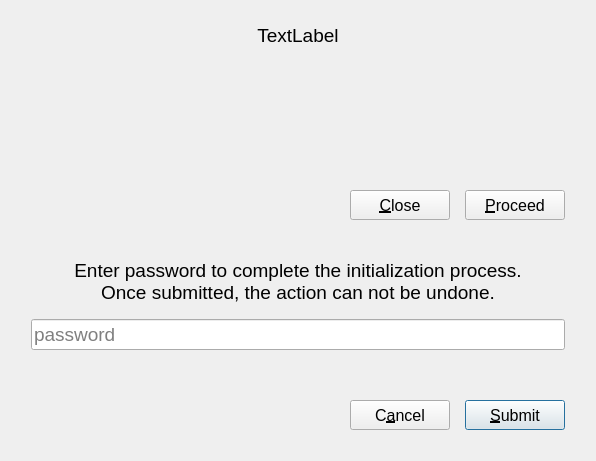
The window that ui_files/initialize.ui (mosleuddin/ExpenseTracker) describes before a commit, drawn with Qt 5.
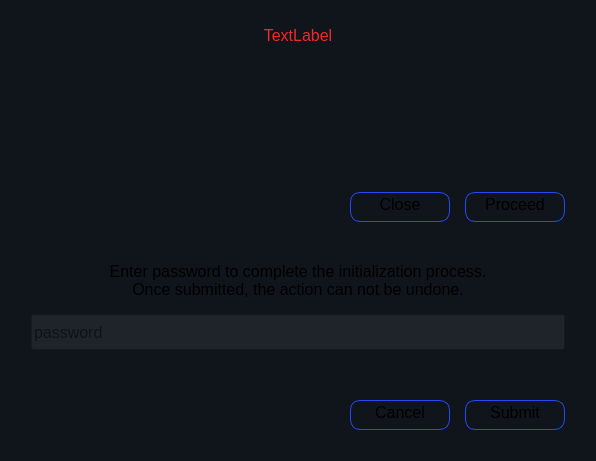
The same window after the commit. Icons and pictures are not drawn.

Patch:
```diff
--- a/ui_files/initialize.ui
+++ b/ui_files/initialize.ui
@@ -23,7 +23,9 @@
    </sizepolicy>
   </property>
   <property name="font">
-   <font/>
+   <font>
+    <pointsize>-1</pointsize>
+   </font>
   </property>
   <property name="windowTitle">
    <string>Month End Data Initialization</string>
@@ -34,69 +36,51 @@
   </property>
   <property name="styleSheet">
    <string notr="true">*{
-	background-color: rgb(240, 230, 220);
+     background-color :#10141b;
+	color:rgba(255, 255, 255, .5);
+	font-size: 16px;
 }
 
-#centralWidget{
-background-color: #343b47;
-}
-
-QLineEdit{
-background-color: rgb(255, 255, 255);
-}
 
 #labelMessage{
-color: rgb(255, 255, 255);
-background-color: rgb(0, 139, 139);
+	color: rgb(239, 41, 41);
 }
 
 #labelPassword{
-	color: rgb(0, 0, 255);
-}
+	color: rgba(255, 255, 255, .60);
 
-QPushButton
-{
-	background-color: rgb(186, 189, 182);
-	color: rgb(0, 0, 255);
-	text-align: center;
-	border: 2px solid #406FBF;
-	border-radius: 5px;
 }
 
+QLineEdit{
+            background-color :#1f232a;
+            color:rgba(0, 255, 255, .60);
+            height: 30px;
+        }
 
-QPushButton::hover
-{
-	background-color: rgb(0, 0, 255);
-	color: rgb(255, 255, 255);
+QPushButton{
+    background-color:#10141b;
+ 	color:rgba(0, 255, 0, .50);
+    width: 75px;
+	height: 18px;
 	text-align: center;
-	border: 2px solid #60F721;
-	border-radius: 5px;
+	padding: 5px, 10px;
+	border: 1px solid #264BF6;
+	border-radius: 10px;
+
 }
 
-/* 
+QPushButton::hover{
+	background-color: rgba(0, 0, 255, .30);
+     color: rgba(255, 255, 255, .50);
+}
 
 QPushButton::disabled{
-	background-color: rgb(136, 138, 133);
-	color: rgb(0, 0, 0);
-	text-align: center;
-	border: 2px solid #EFF51A;
-	border-radius: 5px;
+	background-color: rgba(0, 0, 0, .50);
+     color: rgba(255, 255, 255, .50);
 }
-
-
-
-
-#btnAlertProceed,
-#btnPasswordSubmit{
-	background-color: rgb(240, 50, 50);
-	color: rgb(0, 0, 255);
-	text-align: center;
-	border: 2px solid #264BF6;
-	border-radius: 5px;
-}
-
-
-
+ 
+ 
+        
 
 </string>
   </property>
@@ -135,7 +119,7 @@
      </property>
      <property name="font">
       <font>
-       <pointsize>14</pointsize>
+       <pointsize>-1</pointsize>
       </font>
      </property>
      <property name="styleSheet">
@@ -275,7 +259,7 @@
               </property>
               <property name="font">
                <font>
-                <pointsize>12</pointsize>
+                <pointsize>-1</pointsize>
                 <bold>false</bold>
                </font>
               </property>
@@ -316,7 +300,7 @@
               </property>
               <property name="font">
                <font>
-                <pointsize>12</pointsize>
+                <pointsize>-1</pointsize>
                 <bold>false</bold>
                </font>
               </property>
@@ -438,7 +422,7 @@
               </property>
               <property name="font">
                <font>
-                <pointsize>14</pointsize>
+                <pointsize>-1</pointsize>
                </font>
               </property>
               <property name="text">
@@ -472,7 +456,7 @@
               </property>
               <property name="font">
                <font>
-                <pointsize>14</pointsize>
+                <pointsize>-1</pointsize>
                </font>
               </property>
               <property name="styleSheet">
@@ -539,7 +523,7 @@
               </property>
               <property name="font">
                <font>
-                <pointsize>12</pointsize>
+                <pointsize>-1</pointsize>
                 <bold>false</bold>
                </font>
               </property>
@@ -580,7 +564,7 @@
               </property>
               <property name="font">
                <font>
-                <pointsize>12</pointsize>
+                <pointsize>-1</pointsize>
                 <bold>false</bold>
                </font>
               </property>
```
